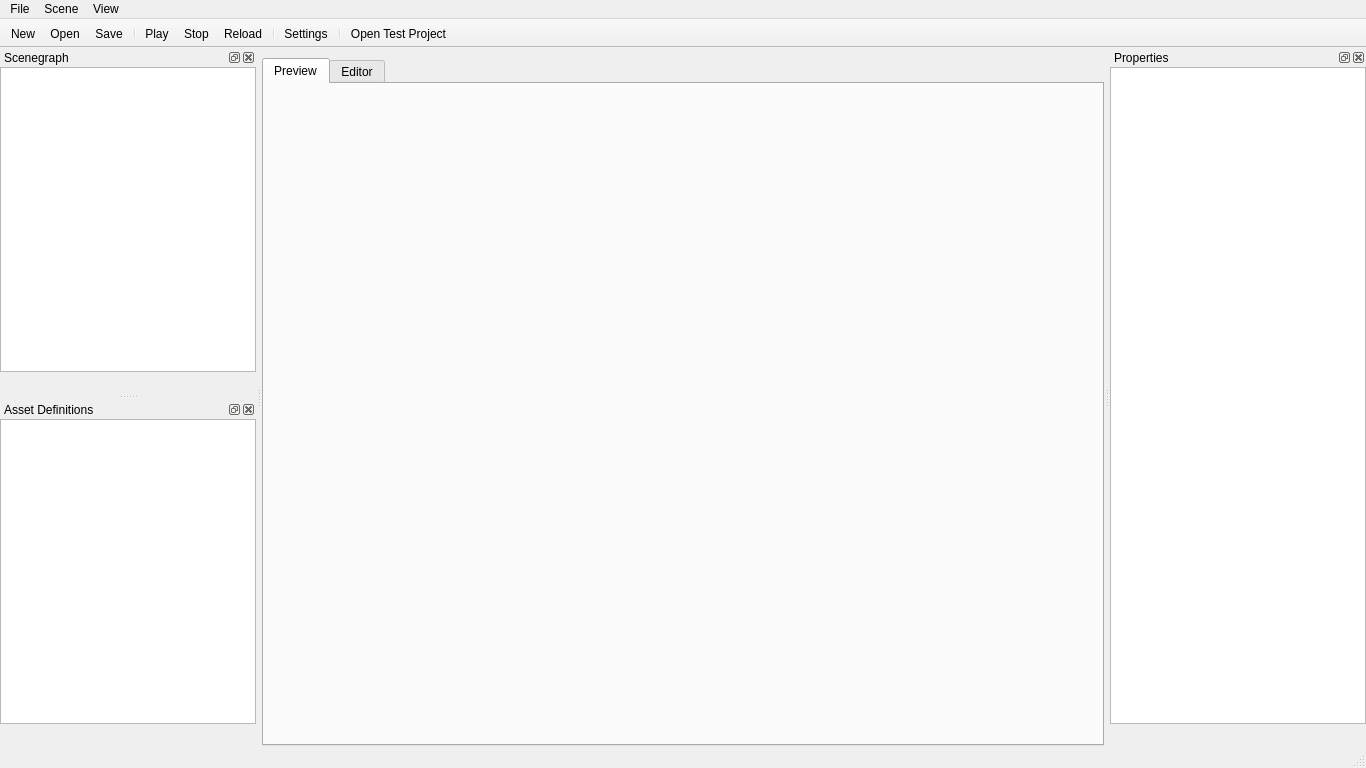
First picture: the form in DreamToolQt/View/MainWindow.ui, repository BashEdThomps/dream-engine, before the edit.
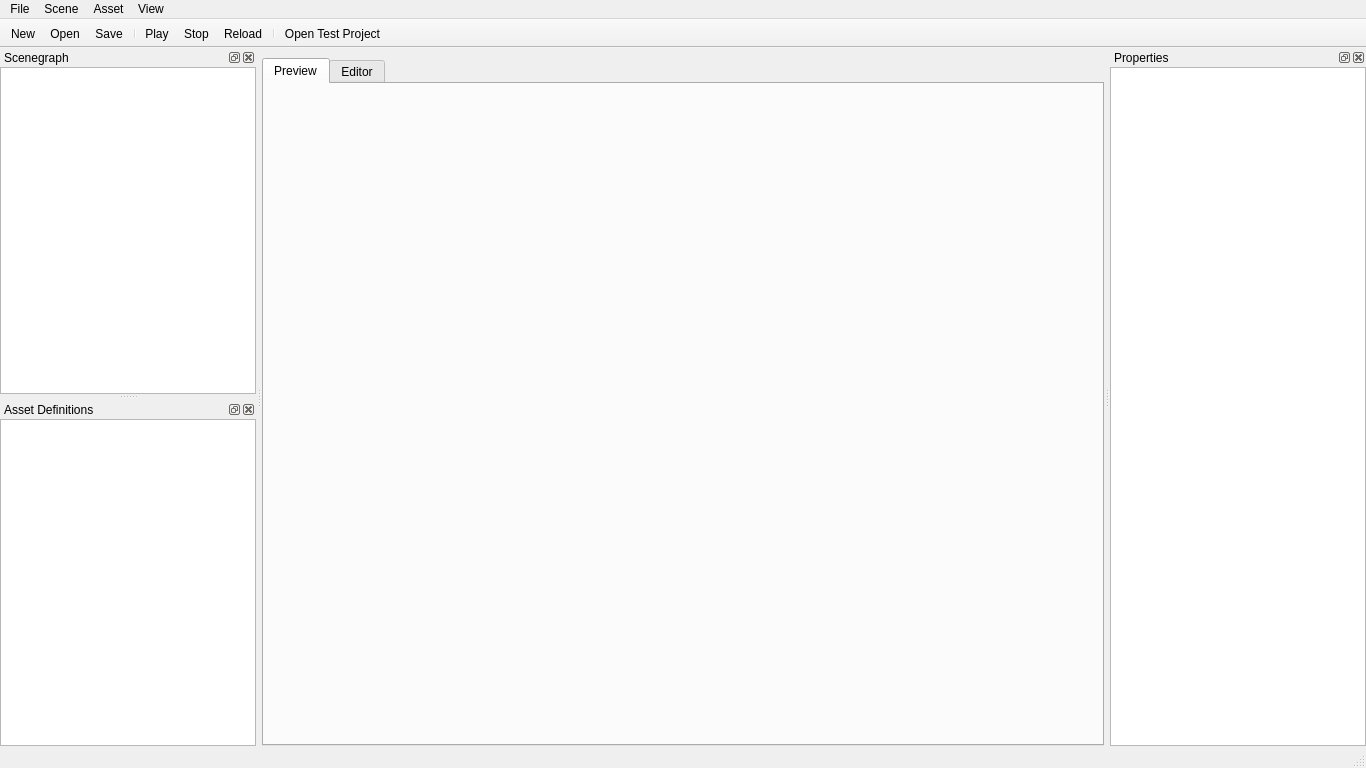
Second picture: the form after the edit. Icons and pictures are not drawn.

Diff of the .ui file:
```diff
--- a/DreamToolQt/View/MainWindow.ui
+++ b/DreamToolQt/View/MainWindow.ui
@@ -106,13 +106,24 @@
     <addaction name="actionNew"/>
     <addaction name="actionOpen"/>
     <addaction name="actionSave"/>
+    <addaction name="separator"/>
     <addaction name="actionSettings"/>
+    <addaction name="separator"/>
     <addaction name="actionCloseProject"/>
    </widget>
-   <widget class="QMenu" name="menuProject">
+   <widget class="QMenu" name="menuScene">
     <property name="title">
      <string>Scene</string>
     </property>
+    <widget class="QMenu" name="menuNew">
+     <property name="title">
+      <string>New</string>
+     </property>
+     <addaction name="actionSceneMenuNewScene"/>
+     <addaction name="actionSceneNewSceneObject"/>
+    </widget>
+    <addaction name="menuNew"/>
+    <addaction name="separator"/>
     <addaction name="actionPlay"/>
     <addaction name="actionStop"/>
     <addaction name="actionReload"/>
@@ -125,8 +136,15 @@
     <addaction name="actionToggleDebug"/>
     <addaction name="actionTogglePhysicsDebug"/>
    </widget>
+   <widget class="QMenu" name="menuAsset">
+    <property name="title">
+     <string>Asset</string>
+    </property>
+    <addaction name="actionAssetMenuAddAssetToSceneObject"/>
+   </widget>
    <addaction name="menuFile"/>
-   <addaction name="menuProject"/>
+   <addaction name="menuScene"/>
+   <addaction name="menuAsset"/>
    <addaction name="menuView"/>
   </widget>
   <widget class="QDockWidget" name="projectDockWidget">
@@ -177,78 +195,6 @@
          </property>
         </widget>
        </item>
-       <item>
-        <layout class="QHBoxLayout" name="horizontalLayout">
-         <property name="spacing">
-          <number>0</number>
-         </property>
-         <item>
-          <spacer name="horizontalSpacer">
-           <property name="orientation">
-            <enum>Qt::Horizontal</enum>
-           </property>
-           <property name="sizeHint" stdset="0">
-            <size>
-             <width>40</width>
-             <height>20</height>
-            </size>
-           </property>
-          </spacer>
-         </item>
-         <item>
-          <widget class="QPushButton" name="scenegraphAddButton">
-           <property name="maximumSize">
-            <size>
-             <width>24</width>
-             <height>24</height>
-            </size>
-           </property>
-           <property name="text">
-            <string/>
-           </property>
-           <property name="icon">
-            <iconset resource="../Resources/Resources.qrc">
-             <normaloff>:/images/list-add.png</normaloff>:/images/list-add.png</iconset>
-           </property>
-           <property name="iconSize">
-            <size>
-             <width>24</width>
-             <height>24</height>
-            </size>
-           </property>
-           <property name="flat">
-            <bool>true</bool>
-           </property>
-          </widget>
-         </item>
-         <item>
-          <widget class="QPushButton" name="scenegraphRemoveButton">
-           <property name="maximumSize">
-            <size>
-             <width>24</width>
-             <height>24</height>
-            </size>
-           </property>
-           <property name="text">
-            <string/>
-           </property>
-           <property name="icon">
-            <iconset resource="../Resources/Resources.qrc">
-             <normaloff>:/images/list-remove.png</normaloff>:/images/list-remove.png</iconset>
-           </property>
-           <property name="iconSize">
-            <size>
-             <width>24</width>
-             <height>24</height>
-            </size>
-           </property>
-           <property name="flat">
-            <bool>true</bool>
-           </property>
-          </widget>
-         </item>
-        </layout>
-       </item>
       </layout>
      </item>
     </layout>
@@ -323,80 +269,55 @@
          </attribute>
         </widget>
        </item>
+      </layout>
+     </item>
+    </layout>
+   </widget>
+  </widget>
+  <widget class="QDockWidget" name="assetDefinitionDockWidget">
+   <property name="windowTitle">
+    <string>Asset Definitions</string>
+   </property>
+   <attribute name="dockWidgetArea">
+    <number>1</number>
+   </attribute>
+   <widget class="QWidget" name="dockWidgetContents">
+    <layout class="QVBoxLayout" name="verticalLayout_3">
+     <property name="spacing">
+      <number>0</number>
+     </property>
+     <property name="leftMargin">
+      <number>0</number>
+     </property>
+     <property name="topMargin">
+      <number>0</number>
+     </property>
+     <property name="rightMargin">
+      <number>0</number>
+     </property>
+     <property name="bottomMargin">
+      <number>0</number>
+     </property>
+     <item>
+      <layout class="QVBoxLayout" name="verticalLayout_5">
+       <property name="spacing">
+        <number>0</number>
+       </property>
        <item>
-        <layout class="QHBoxLayout" name="horizontalLayout_3">
-         <property name="spacing">
+        <widget class="QTreeView" name="assetDefinitionTreeView">
+         <property name="alternatingRowColors">
+          <bool>true</bool>
+         </property>
+         <property name="autoExpandDelay">
           <number>0</number>
          </property>
-         <item>
-          <widget class="QPushButton" name="propertiesAddButton">
-           <property name="maximumSize">
-            <size>
-             <width>24</width>
-             <height>24</height>
-            </size>
-           </property>
-           <property name="text">
-            <string/>
-           </property>
-           <property name="icon">
-            <iconset resource="../Resources/Resources.qrc">
-             <normaloff>:/images/list-add.png</normaloff>:/images/list-add.png</iconset>
-           </property>
-           <property name="iconSize">
-            <size>
-             <width>24</width>
-             <height>24</height>
-            </size>
-           </property>
-           <property name="flat">
-            <bool>true</bool>
-           </property>
-          </widget>
-         </item>
-         <item>
-          <widget class="QPushButton" name="propertiesRemoveButton">
-           <property name="maximumSize">
-            <size>
-             <width>24</width>
-             <height>24</height>
-            </size>
-           </property>
-           <property name="text">
-            <string/>
-           </property>
-           <property name="icon">
-            <iconset resource="../Resources/Resources.qrc">
-             <normaloff>:/images/list-remove.png</normaloff>:/images/list-remove.png</iconset>
-           </property>
-           <property name="iconSize">
-            <size>
-             <width>24</width>
-             <height>24</height>
-            </size>
-           </property>
-           <property name="autoRepeat">
-            <bool>false</bool>
-           </property>
-           <property name="flat">
-            <bool>true</bool>
-           </property>
-          </widget>
-         </item>
-         <item>
-          <spacer name="horizontalSpacer_3">
-           <property name="orientation">
-            <enum>Qt::Horizontal</enum>
-           </property>
-           <property name="sizeHint" stdset="0">
-            <size>
-             <width>40</width>
-             <height>20</height>
-            </size>
-           </property>
-          </spacer>
-         </item>
-        </layout>
+         <property name="indentation">
+          <number>15</number>
+         </property>
+         <property name="expandsOnDoubleClick">
+          <bool>false</bool>
+         </property>
+        </widget>
        </item>
       </layout>
      </item>
@@ -439,132 +360,8 @@
    <addaction name="actionStop"/>
    <addaction name="actionReload"/>
    <addaction name="separator"/>
-   <addaction name="actionSettings"/>
-   <addaction name="separator"/>
    <addaction name="actionOpen_Test_Project"/>
   </widget>
-  <widget class="QDockWidget" name="assetDefinitionDockWidget">
-   <property name="windowTitle">
-    <string>Asset Definitions</string>
-   </property>
-   <attribute name="dockWidgetArea">
-    <number>1</number>
-   </attribute>
-   <widget class="QWidget" name="dockWidgetContents">
-    <layout class="QVBoxLayout" name="verticalLayout_3">
-     <property name="spacing">
-      <number>0</number>
-     </property>
-     <property name="leftMargin">
-      <number>0</number>
-     </property>
-     <property name="topMargin">
-      <number>0</number>
-     </property>
-     <property name="rightMargin">
-      <number>0</number>
-     </property>
-     <property name="bottomMargin">
-      <number>0</number>
-     </property>
-     <item>
-      <layout class="QVBoxLayout" name="verticalLayout_5">
-       <property name="spacing">
-        <number>0</number>
-       </property>
-       <item>
-        <widget class="QTreeView" name="assetDefinitionTreeView">
-         <property name="alternatingRowColors">
-          <bool>true</bool>
-         </property>
-         <property name="autoExpandDelay">
-          <number>0</number>
-         </property>
-         <property name="indentation">
-          <number>15</number>
-         </property>
-         <property name="expandsOnDoubleClick">
-          <bool>false</bool>
-         </property>
-        </widget>
-       </item>
-       <item>
-        <layout class="QHBoxLayout" name="horizontalLayout_2">
-         <property name="spacing">
-          <number>0</number>
-         </property>
-         <item>
-          <spacer name="horizontalSpacer_2">
-           <property name="orientation">
-            <enum>Qt::Horizontal</enum>
-           </property>
-           <property name="sizeHint" stdset="0">
-            <size>
-             <width>40</width>
-             <height>20</height>
-            </size>
-           </property>
-          </spacer>
-         </item>
-         <item>
-          <widget class="QPushButton" name="assetDefinitionAddButton">
-           <property name="maximumSize">
-            <size>
-             <width>24</width>
-             <height>24</height>
-            </size>
-           </property>
-           <property name="text">
-            <string/>
-           </property>
-           <property name="icon">
-            <iconset resource="../Resources/Resources.qrc">
-             <normaloff>:/images/list-add.png</normaloff>:/images/list-add.png</iconset>
-           </property>
-           <property name="iconSize">
-            <size>
-             <width>24</width>
-             <height>24</height>
-            </size>
-           </property>
-           <property name="flat">
-            <bool>true</bool>
-           </property>
-          </widget>
-         </item>
-         <item>
-          <widget class="QPushButton" name="assetDefinitionRemoveButton">
-           <property name="maximumSize">
-            <size>
-             <width>24</width>
-             <height>24</height>
-            </size>
-           </property>
-           <property name="text">
-            <string/>
-           </property>
-           <property name="icon">
-            <iconset resource="../Resources/Resources.qrc">
-             <normaloff>:/images/list-remove.png</normaloff>:/images/list-remove.png</iconset>
-           </property>
-           <property name="iconSize">
-            <size>
-             <width>24</width>
-             <height>24</height>
-            </size>
-           </property>
-           <property name="flat">
-            <bool>true</bool>
-           </property>
-          </widget>
-         </item>
-        </layout>
-       </item>
-      </layout>
-     </item>
-    </layout>
-   </widget>
-  </widget>
   <action name="actionNew">
    <property name="checkable">
     <bool>false</bool>
@@ -585,6 +382,9 @@
    <property name="shortcut">
     <string>Ctrl+N</string>
    </property>
+   <property name="autoRepeat">
+    <bool>false</bool>
+   </property>
    <property name="iconVisibleInMenu">
     <bool>false</bool>
    </property>
@@ -603,6 +403,9 @@
    <property name="shortcut">
     <string>Ctrl+O</string>
    </property>
+   <property name="autoRepeat">
+    <bool>false</bool>
+   </property>
    <property name="iconVisibleInMenu">
     <bool>false</bool>
    </property>
@@ -621,6 +424,9 @@
    <property name="shortcut">
     <string>Ctrl+S</string>
    </property>
+   <property name="autoRepeat">
+    <bool>false</bool>
+   </property>
    <property name="iconVisibleInMenu">
     <bool>false</bool>
    </property>
@@ -639,6 +445,9 @@
    <property name="shortcut">
     <string>Ctrl+R</string>
    </property>
+   <property name="autoRepeat">
+    <bool>false</bool>
+   </property>
    <property name="iconVisibleInMenu">
     <bool>false</bool>
    </property>
@@ -649,14 +458,20 @@
      <normaloff>:/images/system-run.png</normaloff>:/images/system-run.png</iconset>
    </property>
    <property name="text">
-    <string>Settings</string>
+    <string>Preferences</string>
    </property>
    <property name="shortcut">
     <string>Ctrl+,</string>
    </property>
+   <property name="autoRepeat">
+    <bool>false</bool>
+   </property>
    <property name="visible">
     <bool>true</bool>
    </property>
+   <property name="iconVisibleInMenu">
+    <bool>false</bool>
+   </property>
    <property name="priority">
     <enum>QAction::NormalPriority</enum>
    </property>
@@ -672,6 +487,9 @@
    <property name="shortcut">
     <string>Ctrl+P</string>
    </property>
+   <property name="autoRepeat">
+    <bool>false</bool>
+   </property>
    <property name="iconVisibleInMenu">
     <bool>false</bool>
    </property>
@@ -687,6 +505,9 @@
    <property name="shortcut">
     <string>Ctrl+W</string>
    </property>
+   <property name="autoRepeat">
+    <bool>false</bool>
+   </property>
    <property name="iconVisibleInMenu">
     <bool>false</bool>
    </property>
@@ -702,6 +523,9 @@
    <property name="shortcut">
     <string>Ctrl+T</string>
    </property>
+   <property name="autoRepeat">
+    <bool>false</bool>
+   </property>
   </action>
   <action name="actionToggleGrid">
    <property name="checkable">
@@ -723,6 +547,9 @@
    <property name="shortcut">
     <string>Ctrl+G</string>
    </property>
+   <property name="autoRepeat">
+    <bool>false</bool>
+   </property>
    <property name="iconVisibleInMenu">
     <bool>false</bool>
    </property>
@@ -742,22 +569,28 @@
     <string>Debug</string>
    </property>
    <property name="toolTip">
-    <string>Enable/Disable Debug Output</string>
+    <string>Toggle Debug Output</string>
    </property>
    <property name="shortcut">
     <string>Ctrl+D</string>
    </property>
+   <property name="autoRepeat">
+    <bool>false</bool>
+   </property>
    <property name="iconVisibleInMenu">
     <bool>false</bool>
    </property>
   </action>
   <action name="actionCloseProject">
    <property name="text">
-    <string>Close Project</string>
+    <string>Close</string>
    </property>
    <property name="shortcut">
     <string>Ctrl+W</string>
    </property>
+   <property name="autoRepeat">
+    <bool>false</bool>
+   </property>
   </action>
   <action name="actionTogglePhysicsDebug">
    <property name="checkable">
@@ -771,6 +604,27 @@
    </property>
    <property name="shortcut">
     <string>Ctrl+P</string>
+   </property>
+   <property name="autoRepeat">
+    <bool>false</bool>
+   </property>
+  </action>
+  <action name="actionSceneMenuNewScene">
+   <property name="text">
+    <string>Scene</string>
+   </property>
+  </action>
+  <action name="actionSceneNewSceneObject">
+   <property name="text">
+    <string>Scene Object</string>
+   </property>
+  </action>
+  <action name="actionAssetMenuAddAssetToSceneObject">
+   <property name="text">
+    <string>Add to Scene Object</string>
+   </property>
+   <property name="toolTip">
+    <string>Add a Scene Object to the selected item.</string>
    </property>
   </action>
  </widget>
```
